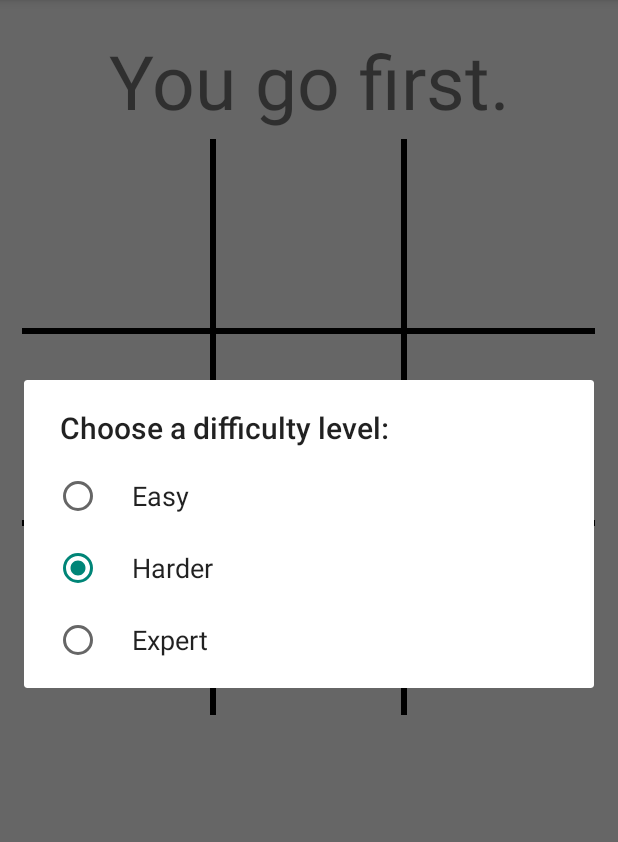
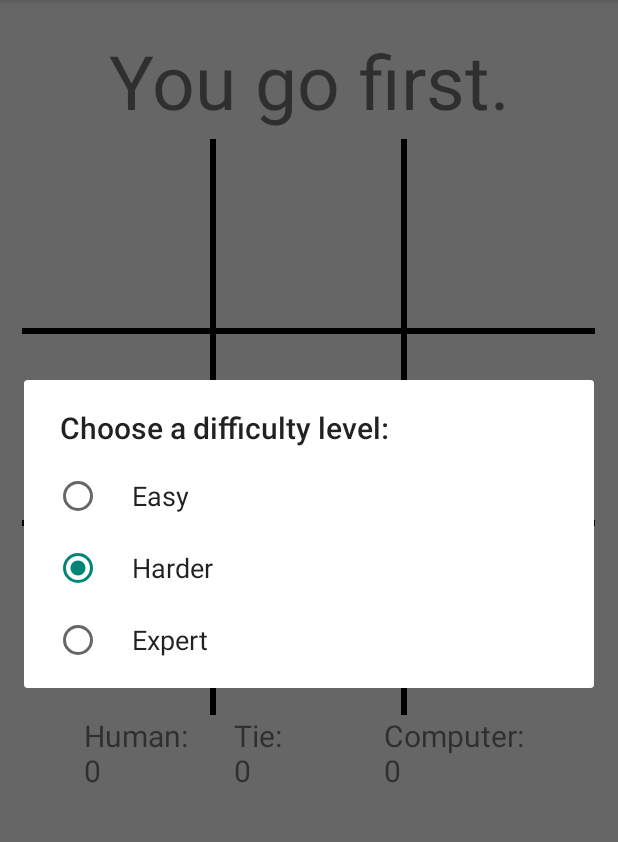
Before and after one commit to jsneisav/Reto_4, an Android app: the screen it shows after launch (MainActivity), in the options menu, after a tap on "Difficulty", on a phone screen of 412 x 824 dp, the part 84-926 px from its top. Run offline under Robolectric (Android 15) with nearby library versions, the phone set to English and light mode, and no system bars.

Commit message:
reto 6 complete

```diff
--- a/app/src/main/java/com/example/reto_3/MainActivity.java
+++ b/app/src/main/java/com/example/reto_3/MainActivity.java
@@ -4,6 +4,7 @@ import android.app.AlertDialog;
 import android.app.Dialog;
 import android.content.DialogInterface;
 import android.graphics.Color;
+import android.media.MediaPlayer;
 import android.view.Menu;
 import android.view.MenuInflater;
 import android.view.MenuItem;
@@ -15,6 +16,8 @@ import android.os.Bundle;
 import android.view.View;
 import android.widget.Toast;
 
+import java.util.concurrent.TimeUnit;
+
 public class MainActivity extends AppCompatActivity {
     private boolean mGameOver;
 
@@ -22,7 +25,14 @@ public class MainActivity extends AppCompatActivity {
 
     // Various text displayed
     private TextView mInfoTextView;
+    private TextView mHw;
+    private TextView mT;
+    private TextView mCw;
     private BoardView mBoardView;
+    private int mHumanw = 0;
+    private int mTie = 0;
+    private int mComputerw = 0;
+
 
     @SuppressLint("ClickableViewAccessibility")
     @Override
@@ -30,11 +40,15 @@ public class MainActivity extends AppCompatActivity {
         super.onCreate(savedInstanceState);
         setContentView(R.layout.activity_main);
         mInfoTextView = (TextView) findViewById(R.id.information);
+        mHw = (TextView) findViewById(R.id.textViewH);
+        mT = (TextView) findViewById(R.id.textViewT);
+        mCw = (TextView) findViewById(R.id.textViewC);
         mGame = new TicTacToeGame();
         mBoardView = (BoardView) findViewById(R.id.board);
         mBoardView.setGame(mGame);
         // Listen for touches on the board
         mBoardView.setOnTouchListener(mTouchListener);
+        displayScore();
         startNewGame();
 
 
@@ -80,6 +94,7 @@ public class MainActivity extends AppCompatActivity {
                 int winner = mGame.checkForWinner();
                 if (winner == 0) {
                     mInfoTextView.setText(R.string.turn_computer);
+                    mComputerMediaPlayer.start();
                     int move = mGame.getComputerMove();
                     setMove(TicTacToeGame.COMPUTER_PLAYER, move);
                     winner = mGame.checkForWinner();
@@ -89,25 +104,37 @@ public class MainActivity extends AppCompatActivity {
                     mInfoTextView.setText(R.string.turn_human);
                 else if (winner == 1) {
                     mInfoTextView.setText(R.string.result_tie);
+                    mTie++;
                     mGameOver = true;
                 }
                 else if (winner == 2) {
                     mInfoTextView.setText(R.string.result_human_wins);
+                    mHumanw++;
+                    mVictoria.start();
                     mGameOver = true;
                 }
                 else if (winner == 3){
                     mInfoTextView.setText(R.string.result_computer_wins);
+                    mComputerw++;
                     mGameOver = true;
                 }
+                displayScore();
             }
     // So we aren't notified of continued events when finger is moved
             return false;
         }
     };
 
+    private void displayScore(){
+        mHw.setText("Human: \n"+mHumanw);
+        mT.setText("Tie: \n"+mTie);
+        mCw.setText("Computer: \n"+mComputerw);
+    }
+
     private boolean setMove(char player, int location) {
         if (mGame.setMove(player, location)) {
             mBoardView.invalidate(); // Redraw the board
+            mHumanMediaPlayer.start();
             return true;
         }
         return false;
@@ -177,4 +204,24 @@ public class MainActivity extends AppCompatActivity {
         return dialog;
     }
 
+    // sounds
+
+    MediaPlayer mHumanMediaPlayer;
+    MediaPlayer mComputerMediaPlayer;
+    MediaPlayer mVictoria;
+    @Override
+    protected void onResume() {
+        super.onResume();
+        mHumanMediaPlayer = MediaPlayer.create(getApplicationContext(), R.raw.user);
+        mComputerMediaPlayer = MediaPlayer.create(getApplicationContext(), R.raw.ia);
+        mVictoria = MediaPlayer.create(getApplicationContext(), R.raw.victoria);
+    }
+    @Override
+    protected void onPause() {
+        super.onPause();
+        mHumanMediaPlayer.release();
+        mComputerMediaPlayer.release();
+        mVictoria.release();
+    }
+
 };
--- a/app/src/main/res/layout/activity_main.xml
+++ b/app/src/main/res/layout/activity_main.xml
@@ -15,4 +15,35 @@
         android:layout_width="382dp"
         android:layout_height="384dp"
         android:layout_marginTop="5dp" />
+
+    <LinearLayout
+        android:layout_width="300dp"
+        android:layout_height="78dp"
+        android:orientation="horizontal">
+
+        <TextView
+            android:id="@+id/textViewH"
+            android:layout_width="100dp"
+            android:layout_height="match_parent"
+            android:layout_weight="1"
+            android:text="TextView"
+            android:textSize="20sp" />
+
+        <TextView
+            android:id="@+id/textViewT"
+            android:layout_width="100dp"
+            android:layout_height="match_parent"
+            android:layout_weight="1"
+            android:text="TextView"
+            android:textSize="20sp" />
+
+        <TextView
+            android:id="@+id/textViewC"
+            android:layout_width="100dp"
+            android:layout_height="match_parent"
+            android:layout_weight="1"
+            android:text="TextView"
+            android:textSize="20sp" />
+    </LinearLayout>
+
 </LinearLayout>
```
Also changed, not shown: 3 other files.
